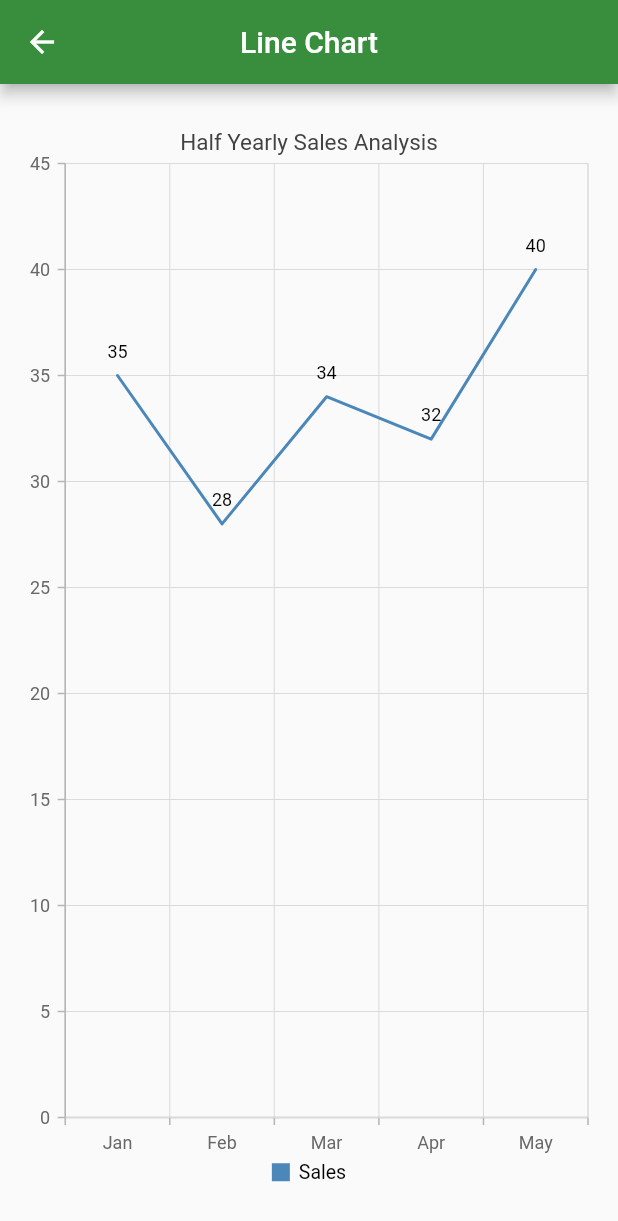
After one commit to jowelhossain/Flutter_Charts, a Flutter app: the LineChartScreen screen opened directly, on a phone screen of 412 x 824 dp. The commit adds this screen. Shown: the top 1221 px of the screen. Run offline on Flutter 3.47's test engine with Material 2 defaults, Android fonts, the phone set to English and light mode, and no system bars; our stand-ins replace charts_flutter, pie_chart, syncfusion_flutter_charts.

Commit message:
Line Chart

```diff
--- a/lib/chart_screen/bar_chart.dart
+++ b/lib/chart_screen/bar_chart.dart
@@ -2,7 +2,7 @@ import 'package:flutter/material.dart';
 
 import 'package:charts_flutter/flutter.dart' as charts;
 
-import 'bar_chart_model.dart';
+import '../model_file/bar_chart_model.dart';
 
 class BarChartScreen extends StatefulWidget {
   const BarChartScreen({Key? key}) : super(key: key);
--- /dev/null
+++ b/lib/chart_screen/line_chart.dart
@@ -0,0 +1,44 @@
+
+import 'package:flutter/material.dart';
+import 'package:flutter/services.dart';
+import 'package:syncfusion_flutter_charts/charts.dart';
+
+import '../model_file/line_chart_model.dart';
+class LineChartScreen extends StatefulWidget {
+  const LineChartScreen({Key? key}) : super(key: key);
+
+  @override
+  State<LineChartScreen> createState() => _LineChartScreenState();
+}
+
+class _LineChartScreenState extends State<LineChartScreen> {
+  @override
+  Widget build(BuildContext context) {
+    return Scaffold(
+      appBar: AppBar(
+        title: Text("Line Chart"),
+        centerTitle: true,
+        backgroundColor: Colors.green[700], systemOverlayStyle: SystemUiOverlayStyle.light,
+      ),
+      body: Container(
+        padding: EdgeInsets.symmetric(horizontal: 10, vertical: 20),
+        child: SfCartesianChart(
+          primaryXAxis: CategoryAxis(),
+          title: ChartTitle(text: 'Half Yearly Sales Analysis'),
+          legend: Legend(isVisible: true,),
+          tooltipBehavior: TooltipBehavior(enable: true),
+          series: <ChartSeries<SalesData, String>>[
+            LineSeries<SalesData, String>(
+              dataSource: data,
+              xValueMapper: (SalesData sales, _) => sales.month,
+              yValueMapper: (SalesData sales, _) => sales.sales,
+              name: 'Sales',
+              dataLabelSettings: DataLabelSettings(isVisible: true),
+            ),
+          ],
+        ),
+      ),
+    );
+
+  }
+}
--- a/lib/home_page.dart
+++ b/lib/home_page.dart
@@ -1,7 +1,9 @@
 import 'package:flutter/material.dart';
 import 'package:flutter_chart_test/chart_screen/bar_chart.dart';
 import 'package:flutter_chart_test/chart_screen/pie_chart.dart';
-import 'package:flutter_chart_test/chart_list_model.dart';
+import 'package:flutter_chart_test/model_file/chart_list_model.dart';
+
+import 'chart_screen/line_chart.dart';
 class HomeScreen extends StatefulWidget {
   const HomeScreen({Key? key}) : super(key: key);
 
@@ -29,6 +31,9 @@ class _HomeScreenState extends State<HomeScreen> {
               switch(index){
                 case 1: Navigator.of(context).push(MaterialPageRoute(builder: (_)=>BarChartScreen()));
               }
+              switch(index){
+                case 2: Navigator.of(context).push(MaterialPageRoute(builder: (_)=>LineChartScreen()));
+              }
 
 
             },
--- a/lib/chart_list_model.dart
+++ b/lib/model_file/chart_list_model.dart
@@ -18,6 +18,10 @@ List<ChartList> chartList=[
   iconData: Icons.bar_chart,
 
   ),
+  ChartList(chartName: "Line Chart",
+  iconData: Icons.stacked_line_chart,
+
+  ),
 
 
 ];
--- /dev/null
+++ b/lib/model_file/line_chart_model.dart
@@ -0,0 +1,18 @@
+
+
+class SalesData{
+
+  final String month;
+  final double sales;
+
+  SalesData(this.month, this.sales);
+
+}
+
+List<SalesData> data = [
+  SalesData('Jan', 35),
+  SalesData('Feb', 28),
+  SalesData('Mar', 34),
+  SalesData('Apr', 32),
+  SalesData('May', 40)
+];
--- a/pubspec.yaml
+++ b/pubspec.yaml
@@ -37,6 +37,7 @@ dependencies:
   cupertino_icons: ^1.0.2
   pie_chart: ^5.1.0
   charts_flutter: ^0.12.0
+  syncfusion_flutter_charts: ^20.4.50
 
 dev_dependencies:
   flutter_test:
```
Also changed, not shown: lib/model_file/bar_chart_model.dart (renamed from lib/chart_screen/bar_chart_model.dart), pubspec.lock.
